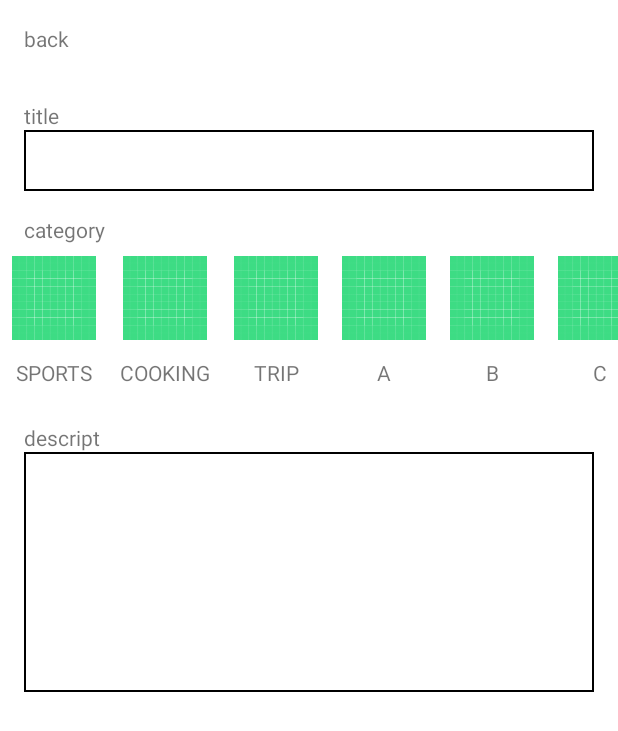
After one commit to gdg-offtival-2022-4/Habbit-Challenge-Android, an Android app: the AddRoomActivity screen opened directly, with no data from a screen before it, on a phone screen of 412 x 824 dp. The commit adds this screen. Shown: the top 731 px of the screen. Run offline under Robolectric (Android 15) with nearby library versions, the phone set to English and light mode, and no system bars; pictures from the network do not load.

Commit message:
add room

```diff
--- a/app/src/main/AndroidManifest.xml
+++ b/app/src/main/AndroidManifest.xml
@@ -42,5 +42,9 @@
             android:name=".room.RoomActivity"
             android:screenOrientation="portrait"
             android:theme="@style/Theme.HabitChallengeAndroid.NoActionBar"/>
+        <activity
+            android:name=".addroom.AddRoomActivity"
+            android:screenOrientation="portrait"
+            android:theme="@style/Theme.HabitChallengeAndroid.NoActionBar"/>
     </application>
 </manifest>
--- /dev/null
+++ b/app/src/main/java/com/gdgofftival4/habitchallenge_android/addroom/AddRoomActivity.kt
@@ -0,0 +1,40 @@
+package com.gdgofftival4.habitchallenge_android.addroom
+
+import android.os.Bundle
+import android.widget.Toast
+import androidx.activity.viewModels
+import androidx.recyclerview.widget.LinearLayoutManager
+import com.gdgofftival4.habitchallenge_android.addroom.adapter.CategoryAdapter
+import com.gdgofftival4.habitchallenge_android.addroom.model.CategoryUiModel
+import com.gdgofftival4.habitchallenge_android.addroom.model.Category
+import com.gdgofftival4.habitchallenge_android.base.BaseBindingActivity
+import com.gdgofftival4.habitchallenge_android.databinding.ActivityAddroomBinding
+
+class AddRoomActivity : BaseBindingActivity<ActivityAddroomBinding>(ActivityAddroomBinding::inflate) {
+
+    private val viewModel: RegisterViewModel by viewModels()
+
+    override fun onCreate(savedInstanceState: Bundle?) {
+        super.onCreate(savedInstanceState)
+
+
+        val categoryAdapter = CategoryAdapter(
+            onItemClick = {
+                // Todo
+                viewModel.clickCategory(it)
+            }
+        )
+
+        binding.categoryRecycler.run {
+            adapter = categoryAdapter
+            layoutManager = LinearLayoutManager(context).apply {
+                orientation = LinearLayoutManager.HORIZONTAL
+            }
+            setHasFixedSize(true)
+        }
+
+        viewModel.categoryUiModel.observe(this) {
+            categoryAdapter.addAll(it)
+        }
+    }
+}
--- /dev/null
+++ b/app/src/main/java/com/gdgofftival4/habitchallenge_android/addroom/AddRoomViewModel.kt
@@ -0,0 +1,34 @@
+package com.gdgofftival4.habitchallenge_android.addroom
+
+import androidx.lifecycle.LiveData
+import androidx.lifecycle.MutableLiveData
+import androidx.lifecycle.ViewModel
+import com.gdgofftival4.habitchallenge_android.addroom.model.Category
+import com.gdgofftival4.habitchallenge_android.addroom.model.CategoryUiModel
+
+class RegisterViewModel : ViewModel() {
+
+    private val _categoryUiModel = MutableLiveData<List<CategoryUiModel>>()
+    val categoryUiModel: LiveData<List<CategoryUiModel>>
+        get() = _categoryUiModel
+
+    fun clickCategory(idx: Int) {
+        val before = _categoryUiModel.value?:return
+        val after = before.mapIndexed { index, categoryUiModel ->
+            if(index == idx){
+                categoryUiModel.copy(isSelected = true)
+            }
+            else{
+                categoryUiModel.copy(isSelected = false)
+            }
+        }
+        _categoryUiModel.value = after
+    }
+
+    init {
+        val categoryList = Category.values().map {
+            CategoryUiModel(category = it, isSelected = false)
+        }
+        _categoryUiModel.value = categoryList
+    }
+}
--- /dev/null
+++ b/app/src/main/java/com/gdgofftival4/habitchallenge_android/addroom/adapter/CategoryAdapter.kt
@@ -0,0 +1,47 @@
+package com.gdgofftival4.habitchallenge_android.addroom.adapter
+
+import android.content.Context
+import android.view.LayoutInflater
+import android.view.View
+import android.view.ViewGroup
+import androidx.recyclerview.widget.RecyclerView
+import com.gdgofftival4.habitchallenge_android.R
+import com.gdgofftival4.habitchallenge_android.addroom.model.CategoryUiModel
+
+class CategoryAdapter(
+    private val onItemClick: (position: Int) -> Unit
+) : RecyclerView.Adapter<CategoryHolderPage>() {
+
+    private val itemList = ArrayList<CategoryUiModel>()
+
+    override fun onCreateViewHolder(parent: ViewGroup, viewType: Int): CategoryHolderPage {
+        val context: Context = parent.context
+        val view: View =
+            LayoutInflater.from(context).inflate(R.layout.item_category, parent, false)
+        return CategoryHolderPage(view, onItemClick)
+    }
+
+    override fun onBindViewHolder(holder: CategoryHolderPage, position: Int) {
+        val viewHolder: CategoryHolderPage = holder
+        viewHolder.onBind(itemList[position])
+    }
+
+    override fun getItemCount(): Int {
+        return itemList.size
+    }
+
+    fun getItem(position: Int): CategoryUiModel {
+        return itemList[position]
+    }
+
+    fun addAll(items: List<CategoryUiModel>) {
+        itemList.clear()
+        itemList.addAll(items)
+        notifyDataSetChanged()
+    }
+
+    fun clear() {
+        itemList.clear()
+        this.notifyDataSetChanged()
+    }
+}
--- /dev/null
+++ b/app/src/main/java/com/gdgofftival4/habitchallenge_android/addroom/adapter/CategoryHolderPage.kt
@@ -0,0 +1,40 @@
+package com.gdgofftival4.habitchallenge_android.addroom.adapter
+
+import android.view.View
+import android.widget.Toast
+import androidx.recyclerview.widget.RecyclerView
+import com.bumptech.glide.Glide
+import com.bumptech.glide.load.resource.bitmap.CenterCrop
+import com.gdgofftival4.habitchallenge_android.addroom.model.CategoryUiModel
+import com.gdgofftival4.habitchallenge_android.databinding.ItemCategoryBinding
+
+
+class CategoryHolderPage internal constructor(
+    itemView: View,
+    val onClick: (position: Int) -> Unit
+) : RecyclerView.ViewHolder(itemView) {
+
+    private val binding = ItemCategoryBinding.bind(itemView)
+
+    var data: CategoryUiModel? = null
+    fun onBind(data: CategoryUiModel) {
+        this.data = data
+        if(data.isSelected){
+            binding.categoryName.text = "click!!"
+        }
+        else{
+            binding.categoryName.text = data.category.name
+        }
+        itemView.setOnClickListener {
+            val position = adapterPosition
+            if (position != RecyclerView.NO_POSITION) {
+                onClick.invoke(position)
+            }
+        }
+        Glide.with(itemView.context)
+            .load(data.category.imageRes)
+            .transform(CenterCrop())
+            .into(binding.categoryImg)
+
+    }
+}
--- /dev/null
+++ b/app/src/main/java/com/gdgofftival4/habitchallenge_android/addroom/model/Category.kt
@@ -0,0 +1,30 @@
+package com.gdgofftival4.habitchallenge_android.addroom.model
+
+import android.media.tv.TvContract.Programs.Genres.SPORTS
+import androidx.annotation.DrawableRes
+import com.gdgofftival4.habitchallenge_android.R
+import com.google.gson.annotations.SerializedName
+
+data class CategoryRequest(
+    @SerializedName("categoryIdx") val categoryIdx: Int,
+    @SerializedName("categoryName") val categoryName: String,
+    @SerializedName("userName") val userName: String,
+    @SerializedName("userCombo") val userCombo: Int,
+)
+
+enum class Category(name: String, @DrawableRes val imageRes: Int) {
+    SPORTS("운동", R.drawable.ic_launcher_background),
+    COOKING("요리", R.drawable.ic_launcher_background),
+    TRIP("여행", R.drawable.ic_launcher_background),
+    A("운동", R.drawable.ic_launcher_background),
+    B("요리", R.drawable.ic_launcher_background),
+    C("여행", R.drawable.ic_launcher_background),
+    D("운동", R.drawable.ic_launcher_background),
+    E("요리", R.drawable.ic_launcher_background),
+    F("여행", R.drawable.ic_launcher_background)
+}
+
+data class CategoryUiModel(
+    val category: Category,
+    var isSelected: Boolean
+)
--- a/app/src/main/java/com/gdgofftival4/habitchallenge_android/home/HomeActivity.kt
+++ b/app/src/main/java/com/gdgofftival4/habitchallenge_android/home/HomeActivity.kt
@@ -3,6 +3,7 @@ package com.gdgofftival4.habitchallenge_android.home
 import android.content.Intent
 import android.os.Bundle
 import androidx.recyclerview.widget.GridLayoutManager
+import com.gdgofftival4.habitchallenge_android.addroom.AddRoomActivity
 import com.gdgofftival4.habitchallenge_android.base.BaseBindingActivity
 import com.gdgofftival4.habitchallenge_android.databinding.ActivityHomeBinding
 import com.gdgofftival4.habitchallenge_android.home.adapter.RoomAdapter
@@ -35,7 +36,7 @@ class HomeActivity : BaseBindingActivity<ActivityHomeBinding>(ActivityHomeBindin
         roomAdapter.addAll(dummy)
 
         binding.addBtn.setOnClickListener {
-
+            startActivity(Intent(this, AddRoomActivity::class.java))
         }
 
         binding.userBtn.setOnClickListener {
--- a/app/src/main/java/com/gdgofftival4/habitchallenge_android/room/adapter/PendingContentsHolderPage.kt
+++ b/app/src/main/java/com/gdgofftival4/habitchallenge_android/room/adapter/PendingContentsHolderPage.kt
@@ -32,6 +32,6 @@ class PendingContentsHolderPage internal constructor(
         Glide.with(itemView.context)
             .load(data.contentImg)
             .transform(CenterCrop())
-            .into(binding.contentsImg)
+            .into(binding.contentImg)
     }
 }
--- /dev/null
+++ b/app/src/main/res/layout/activity_addroom.xml
@@ -0,0 +1,100 @@
+<?xml version="1.0" encoding="utf-8"?>
+<androidx.constraintlayout.widget.ConstraintLayout
+    xmlns:android="http://schemas.android.com/apk/res/android"
+    xmlns:app="http://schemas.android.com/apk/res-auto"
+    xmlns:tools="http://schemas.android.com/tools"
+    android:layout_width="match_parent"
+    android:layout_height="match_parent"
+    tools:context=".addroom.AddRoomActivity">
+
+    <ScrollView
+        android:layout_width="match_parent"
+        android:layout_height="match_parent"
+        app:layout_constraintTop_toTopOf="parent"
+        app:layout_constraintBottom_toBottomOf="parent">
+
+        <androidx.constraintlayout.widget.ConstraintLayout
+            android:layout_width="match_parent"
+            android:layout_height="match_parent">
+            <androidx.constraintlayout.widget.ConstraintLayout
+                android:id="@+id/addroom_top"
+                android:layout_width="match_parent"
+                android:layout_height="wrap_content"
+                app:layout_constraintTop_toTopOf="parent">
+                <TextView
+                    android:id="@+id/back_btn"
+                    android:layout_width="wrap_content"
+                    android:layout_height="wrap_content"
+                    android:padding="16dp"
+                    app:layout_constraintTop_toTopOf="parent"
+                    app:layout_constraintBottom_toBottomOf="parent"
+                    app:layout_constraintLeft_toLeftOf="parent"
+                    android:text="back">
+                </TextView>
+            </androidx.constraintlayout.widget.ConstraintLayout>
+
+            <TextView
+                android:id="@+id/add_title_txt"
+                android:layout_width="wrap_content"
+                android:layout_height="wrap_content"
+                app:layout_constraintTop_toBottomOf="@id/addroom_top"
+                app:layout_constraintLeft_toLeftOf="parent"
+                android:text="title"
+                android:layout_marginLeft="16dp"
+                android:layout_marginTop="16dp">
+            </TextView>
+
+            <EditText
+                android:id="@+id/title_edit"
+                android:layout_width="match_parent"
+                android:layout_height="wrap_content"
+                app:layout_constraintTop_toBottomOf="@id/add_title_txt"
+                android:padding="8dp"
+                android:layout_marginLeft="16dp"
+                android:layout_marginRight="16dp"
+                android:background="@drawable/shape_round_rectangle">
+            </EditText>
+
+            <TextView
+                android:id="@+id/category_txt"
+                android:layout_width="wrap_content"
+                android:layout_height="wrap_content"
+                app:layout_constraintTop_toBottomOf="@id/title_edit"
+                app:layout_constraintLeft_toLeftOf="parent"
+                android:layout_marginTop="16dp"
+                android:layout_marginLeft="16dp"
+                android:text="category">
+            </TextView>
+
+            <androidx.recyclerview.widget.RecyclerView
+                android:id="@+id/category_recycler"
+                android:layout_width="match_parent"
+                android:layout_height="wrap_content"
+                app:layout_constraintTop_toBottomOf="@id/category_txt">
+            </androidx.recyclerview.widget.RecyclerView>
+
+            <TextView
+                android:id="@+id/descript_txt"
+                android:layout_width="wrap_content"
+                android:layout_height="wrap_content"
+                app:layout_constraintTop_toBottomOf="@id/category_recycler"
+                app:layout_constraintLeft_toLeftOf="parent"
+                android:text="descript"
+                android:layout_marginLeft="16dp"
+                android:layout_marginTop="16dp">
+            </TextView>
+
+            <EditText
+                android:id="@+id/descript_edit"
+                android:layout_width="match_parent"
+                android:layout_height="160dp"
+                app:layout_constraintTop_toBottomOf="@id/descript_txt"
+                android:padding="8dp"
+                android:layout_marginLeft="16dp"
+                android:layout_marginRight="16dp"
+                android:background="@drawable/shape_round_rectangle">
+            </EditText>
+        </androidx.constraintlayout.widget.ConstraintLayout>
+    </ScrollView>
+
+</androidx.constraintlayout.widget.ConstraintLayout>
--- /dev/null
+++ b/app/src/main/res/layout/item_category.xml
@@ -0,0 +1,32 @@
+<?xml version="1.0" encoding="utf-8"?>
+<androidx.constraintlayout.widget.ConstraintLayout
+    xmlns:android="http://schemas.android.com/apk/res/android"
+    xmlns:app="http://schemas.android.com/apk/res-auto"
+    android:layout_width="wrap_content"
+    android:layout_height="wrap_content"
+    android:layout_gravity="center"
+    android:padding="8dp">
+
+    <ImageView
+        android:id="@+id/category_img"
+        android:layout_width="56dp"
+        android:layout_height="56dp"
+        app:layout_constraintTop_toTopOf="parent"
+        app:layout_constraintLeft_toLeftOf="parent"
+        app:layout_constraintRight_toRightOf="parent"
+        android:background="@drawable/shape_round_rectangle">
+    </ImageView>
+
+    <TextView
+        android:id="@+id/category_name"
+        android:layout_width="wrap_content"
+        android:layout_height="wrap_content"
+        app:layout_constraintTop_toBottomOf="@id/category_img"
+        app:layout_constraintLeft_toLeftOf="parent"
+        app:layout_constraintRight_toRightOf="parent"
+        android:text="category name"
+        android:layout_marginTop="12dp">
+    </TextView>
+
+
+</androidx.constraintlayout.widget.ConstraintLayout>
--- a/app/src/main/res/layout/item_pending_contents.xml
+++ b/app/src/main/res/layout/item_pending_contents.xml
@@ -4,18 +4,12 @@
     xmlns:app="http://schemas.android.com/apk/res-auto"
     android:layout_width="match_parent"
     android:layout_height="wrap_content"
-    android:layout_gravity="center"
-    android:padding="8dp">
+    android:layout_gravity="center">
 
     <ImageView
-        android:id="@+id/contents_img"
-        android:layout_width="0dp"
-        android:layout_height="0dp"
-        app:layout_constraintDimensionRatio="h,1:1"
-        app:layout_constraintTop_toTopOf="parent"
-        app:layout_constraintBottom_toBottomOf="parent"
-        app:layout_constraintLeft_toLeftOf="parent"
-        app:layout_constraintRight_toRightOf="parent"
-        android:background="@color/black">
+        android:id="@+id/content_img"
+        android:layout_width="match_parent"
+        android:layout_height="match_parent"
+        app:layout_constraintDimensionRatio="h,1:1">
     </ImageView>
 </androidx.constraintlayout.widget.ConstraintLayout>
```
